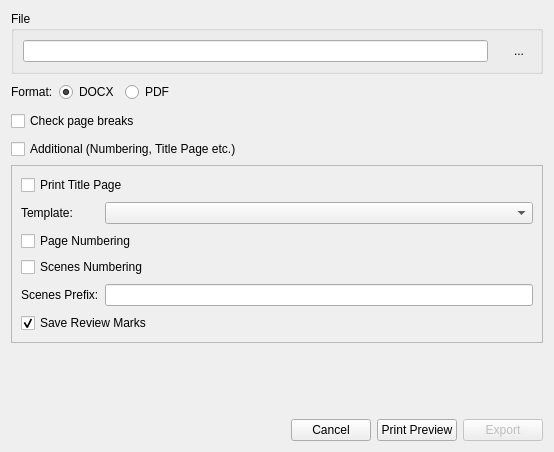
Old version of the form src/bin/scenarist-desktop/UserInterfaceLayer/Export/ExportDialog.ui in the repository dimkanovikov/KITScenarist.
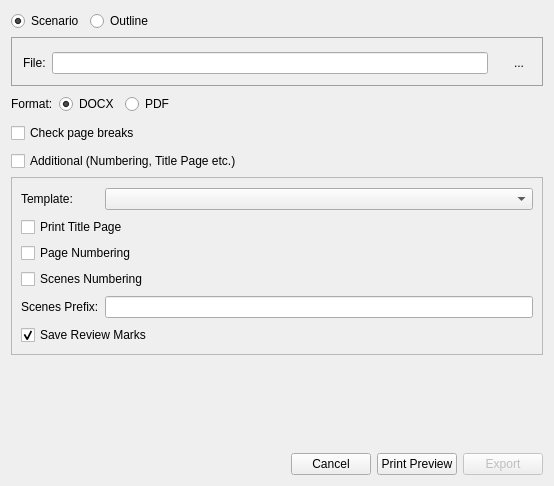
New version of the form. Icons and pictures are not drawn. Custom widgets are drawn as their Qt base class.

Commit message: Implement exporting and importing scenario outline

Diff of the .ui file:
```diff
--- a/src/bin/scenarist-desktop/UserInterfaceLayer/Export/ExportDialog.ui
+++ b/src/bin/scenarist-desktop/UserInterfaceLayer/Export/ExportDialog.ui
@@ -7,7 +7,7 @@
     <x>0</x>
     <y>0</y>
     <width>554</width>
-    <height>452</height>
+    <height>486</height>
    </rect>
   </property>
   <property name="sizePolicy">
@@ -25,8 +25,132 @@
   <property name="windowTitle">
    <string>Export Scenario</string>
   </property>
+  <property name="styleSheet">
+   <string notr="true">#filePanel {
+margin-top: 0ex;
+border: 1px solid palette(dark);
+}</string>
+  </property>
   <layout class="QGridLayout" name="gridLayout">
-   <item row="2" column="0" colspan="2">
+   <item row="7" column="0" colspan="2">
+    <layout class="QHBoxLayout" name="horizontalLayout">
+     <item>
+      <spacer name="horizontalSpacer">
+       <property name="orientation">
+        <enum>Qt::Horizontal</enum>
+       </property>
+       <property name="sizeHint" stdset="0">
+        <size>
+         <width>40</width>
+         <height>20</height>
+        </size>
+       </property>
+      </spacer>
+     </item>
+     <item>
+      <widget class="QPushButton" name="cancel">
+       <property name="text">
+        <string>Cancel</string>
+       </property>
+      </widget>
+     </item>
+     <item>
+      <widget class="QPushButton" name="printPreview">
+       <property name="text">
+        <string>Print Preview</string>
+       </property>
+      </widget>
+     </item>
+     <item>
+      <widget class="QPushButton" name="exportTo">
+       <property name="enabled">
+        <bool>false</bool>
+       </property>
+       <property name="text">
+        <string>Export</string>
+       </property>
+       <property name="default">
+        <bool>true</bool>
+       </property>
+      </widget>
+     </item>
+    </layout>
+   </item>
+   <item row="1" column="0" colspan="2">
+    <widget class="QGroupBox" name="filePanel">
+     <property name="styleSheet">
+      <string notr="true"/>
+     </property>
+     <property name="title">
+      <string/>
+     </property>
+     <layout class="QHBoxLayout" name="horizontalLayout_3">
+      <item>
+       <widget class="QLabel" name="label_3">
+        <property name="text">
+         <string>File:</string>
+        </property>
+       </widget>
+      </item>
+      <item>
+       <widget class="QLineEdit" name="file">
+        <property name="text">
+         <string/>
+        </property>
+        <property name="readOnly">
+         <bool>false</bool>
+        </property>
+       </widget>
+      </item>
+      <item>
+       <widget class="ToolTipLabel" name="existsLabel">
+        <property name="maximumSize">
+         <size>
+          <width>16</width>
+          <height>16</height>
+         </size>
+        </property>
+        <property name="toolTip">
+         <string>File exists. It will be replaced after exporting.</string>
+        </property>
+        <property name="text">
+         <string/>
+        </property>
+        <property name="pixmap">
+         <pixmap resource="../../../scenarist-core/Resources/Resources.qrc">:/Graphics/Icons/alert.png</pixmap>
+        </property>
+        <property name="scaledContents">
+         <bool>true</bool>
+        </property>
+       </widget>
+      </item>
+      <item>
+       <widget class="FlatButton" name="browseFile">
+        <property name="toolTip">
+         <string>Browse...</string>
+        </property>
+        <property name="text">
+         <string>...</string>
+        </property>
+        <property name="icon">
+         <iconset resource="../../../scenarist-core/Resources/Resources.qrc">
+          <normaloff>:/Graphics/Icons/browse.png</normaloff>:/Graphics/Icons/browse.png</iconset>
+        </property>
+        <property name="iconSize">
+         <size>
+          <width>22</width>
+          <height>22</height>
+         </size>
+        </property>
+        <property name="autoRaise">
+         <bool>true</bool>
+        </property>
+       </widget>
+      </item>
+     </layout>
+    </widget>
+   </item>
+   <item row="3" column="0" colspan="2">
     <layout class="QHBoxLayout" name="horizontalLayout_4">
      <item>
       <widget class="QCheckBox" name="checkPageBreaks">
@@ -78,7 +202,7 @@
      </item>
     </layout>
    </item>
-   <item row="5" column="0">
+   <item row="6" column="0">
     <spacer name="verticalSpacer_2">
      <property name="orientation">
       <enum>Qt::Vertical</enum>
@@ -91,52 +215,24 @@
      </property>
     </spacer>
    </item>
-   <item row="6" column="0" colspan="2">
-    <layout class="QHBoxLayout" name="horizontalLayout">
-     <item>
-      <spacer name="horizontalSpacer">
-       <property name="orientation">
-        <enum>Qt::Horizontal</enum>
-       </property>
-       <property name="sizeHint" stdset="0">
-        <size>
-         <width>40</width>
-         <height>20</height>
-        </size>
-       </property>
-      </spacer>
-     </item>
-     <item>
-      <widget class="QPushButton" name="cancel">
-       <property name="text">
-        <string>Cancel</string>
-       </property>
-      </widget>
-     </item>
-     <item>
-      <widget class="QPushButton" name="printPreview">
-       <property name="text">
-        <string>Print Preview</string>
-       </property>
-      </widget>
-     </item>
-     <item>
-      <widget class="QPushButton" name="exportTo">
-       <property name="enabled">
-        <bool>false</bool>
-       </property>
-       <property name="text">
-        <string>Export</string>
-       </property>
-       <property name="default">
-        <bool>true</bool>
-       </property>
-      </widget>
-     </item>
-    </layout>
-   </item>
-   <item row="1" column="1">
+   <item row="2" column="0" colspan="2">
     <layout class="QHBoxLayout" name="horizontalLayout_2">
+     <item>
+      <widget class="QLabel" name="label_2">
+       <property name="minimumSize">
+        <size>
+         <width>0</width>
+         <height>24</height>
+        </size>
+       </property>
+       <property name="text">
+        <string>Format:</string>
+       </property>
+       <property name="buddy">
+        <cstring>docx</cstring>
+       </property>
+      </widget>
+     </item>
      <item>
       <widget class="QRadioButton" name="docx">
        <property name="text">
@@ -169,87 +265,7 @@
      </item>
     </layout>
    </item>
-   <item row="1" column="0">
-    <widget class="QLabel" name="label_2">
-     <property name="minimumSize">
-      <size>
-       <width>0</width>
-       <height>24</height>
-      </size>
-     </property>
-     <property name="text">
-      <string>Format:</string>
-     </property>
-     <property name="buddy">
-      <cstring>docx</cstring>
-     </property>
-    </widget>
-   </item>
-   <item row="0" column="0" colspan="2">
-    <widget class="QGroupBox" name="groupBox">
-     <property name="title">
-      <string>File</string>
-     </property>
-     <layout class="QHBoxLayout" name="horizontalLayout_3">
-      <item>
-       <widget class="QLineEdit" name="file">
-        <property name="text">
-         <string/>
-        </property>
-        <property name="readOnly">
-         <bool>false</bool>
-        </property>
-       </widget>
-      </item>
-      <item>
-       <widget class="ToolTipLabel" name="existsLabel">
-        <property name="maximumSize">
-         <size>
-          <width>16</width>
-          <height>16</height>
-         </size>
-        </property>
-        <property name="toolTip">
-         <string>File exists. It will be replaced after exporting.</string>
-        </property>
-        <property name="text">
-         <string/>
-        </property>
-        <property name="pixmap">
-         <pixmap resource="../../../scenarist-core/Resources/Resources.qrc">:/Graphics/Icons/alert.png</pixmap>
-        </property>
-        <property name="scaledContents">
-         <bool>true</bool>
-        </property>
-       </widget>
-      </item>
-      <item>
-       <widget class="FlatButton" name="browseFile">
-        <property name="toolTip">
-         <string>Browse...</string>
-        </property>
-        <property name="text">
-         <string>...</string>
-        </property>
-        <property name="icon">
-         <iconset resource="../../../scenarist-core/Resources/Resources.qrc">
-          <normaloff>:/Graphics/Icons/browse.png</normaloff>:/Graphics/Icons/browse.png</iconset>
-        </property>
-        <property name="iconSize">
-         <size>
-          <width>22</width>
-          <height>22</height>
-         </size>
-        </property>
-        <property name="autoRaise">
-         <bool>true</bool>
-        </property>
-       </widget>
-      </item>
-     </layout>
-    </widget>
-   </item>
-   <item row="4" column="0" colspan="2">
+   <item row="5" column="0" colspan="2">
     <widget class="QFrame" name="additionalSettings">
      <property name="frameShape">
       <enum>QFrame::StyledPanel</enum>
@@ -258,21 +274,21 @@
       <enum>QFrame::Raised</enum>
      </property>
      <layout class="QGridLayout" name="gridLayout_2">
-      <item row="4" column="0" colspan="2">
+      <item row="5" column="0" colspan="2">
        <widget class="QCheckBox" name="scenesNumbering">
         <property name="text">
          <string>Scenes Numbering</string>
         </property>
        </widget>
       </item>
-      <item row="3" column="0" colspan="2">
+      <item row="4" column="0" colspan="2">
        <widget class="QCheckBox" name="pageNumbering">
         <property name="text">
          <string>Page Numbering</string>
         </property>
        </widget>
       </item>
-      <item row="6" column="0" colspan="2">
+      <item row="7" column="0" colspan="2">
        <widget class="QCheckBox" name="saveReviewMarks">
         <property name="text">
          <string>Save Review Marks</string>
@@ -282,14 +298,14 @@
         </property>
        </widget>
       </item>
-      <item row="5" column="1">
+      <item row="6" column="1">
        <widget class="QLineEdit" name="scenesPrefix">
         <property name="text">
          <string/>
         </property>
        </widget>
       </item>
-      <item row="5" column="0">
+      <item row="6" column="0">
        <widget class="QLabel" name="label_7">
         <property name="minimumSize">
          <size>
@@ -305,19 +321,6 @@
         </property>
        </widget>
       </item>
-      <item row="1" column="0" rowspan="2">
-       <widget class="QLabel" name="label">
-        <property name="minimumSize">
-         <size>
-          <width>0</width>
-          <height>24</height>
-         </size>
-        </property>
-        <property name="text">
-         <string>Template:</string>
-        </property>
-       </widget>
-      </item>
       <item row="1" column="1" rowspan="2">
        <widget class="QComboBox" name="styles">
         <property name="sizePolicy">
@@ -328,7 +331,20 @@
         </property>
        </widget>
       </item>
-      <item row="0" column="0" colspan="2">
+      <item row="1" column="0" rowspan="2">
+       <widget class="QLabel" name="label">
+        <property name="minimumSize">
+         <size>
+          <width>0</width>
+          <height>24</height>
+         </size>
+        </property>
+        <property name="text">
+         <string>Template:</string>
+        </property>
+       </widget>
+      </item>
+      <item row="3" column="0" colspan="2">
        <widget class="QCheckBox" name="printTitle">
         <property name="text">
          <string>Print Title Page</string>
@@ -338,7 +354,7 @@
      </layout>
     </widget>
    </item>
-   <item row="3" column="0" colspan="2">
+   <item row="4" column="0" colspan="2">
     <widget class="QCheckBox" name="showAdditional">
      <property name="sizePolicy">
       <sizepolicy hsizetype="Preferred" vsizetype="Fixed">
@@ -351,6 +367,54 @@
      </property>
     </widget>
    </item>
+   <item row="0" column="0" colspan="2">
+    <widget class="QWidget" name="widget" native="true">
+     <layout class="QHBoxLayout" name="horizontalLayout_5">
+      <property name="leftMargin">
+       <number>0</number>
+      </property>
+      <property name="topMargin">
+       <number>0</number>
+      </property>
+      <property name="rightMargin">
+       <number>0</number>
+      </property>
+      <property name="bottomMargin">
+       <number>0</number>
+      </property>
+      <item>
+       <widget class="QRadioButton" name="scenario">
+        <property name="text">
+         <string>Scenario</string>
+        </property>
+        <property name="checked">
+         <bool>true</bool>
+        </property>
+       </widget>
+      </item>
+      <item>
+       <widget class="QRadioButton" name="outline">
+        <property name="text">
+         <string>Outline</string>
+        </property>
+       </widget>
+      </item>
+      <item>
+       <spacer name="horizontalSpacer_4">
+        <property name="orientation">
+         <enum>Qt::Horizontal</enum>
+        </property>
+        <property name="sizeHint" stdset="0">
+         <size>
+          <width>355</width>
+          <height>20</height>
+         </size>
+        </property>
+       </spacer>
+      </item>
+     </layout>
+    </widget>
+   </item>
   </layout>
  </widget>
  <customwidgets>
```
Left out of the diff: 4 changed lines with no effect on the pictures. The commit also changes 17 other files.
